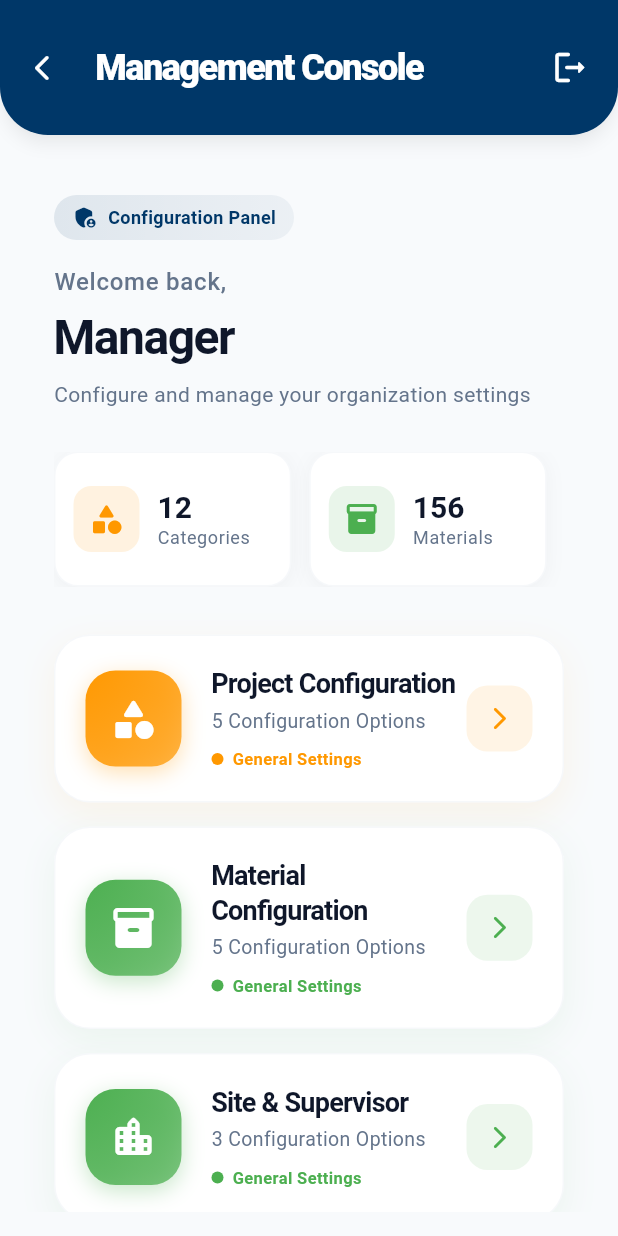
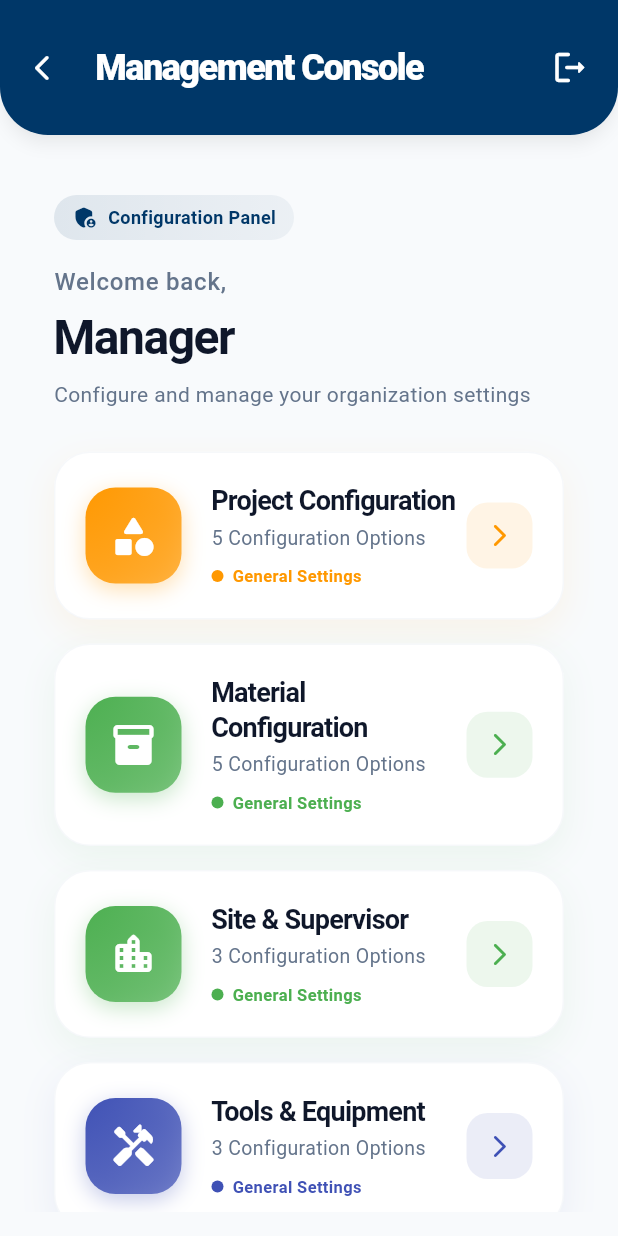
Before and after one commit to RooksBrooksIT/cst_white_label_app, a Flutter app: the ConfigAccountDashboard screen opened directly, on a phone screen of 412 x 824 dp. Run offline on Flutter 3.47's test engine with Material 3 defaults, Android fonts, the phone set to English and light mode, and no system bars; our stand-ins replace cloud_firestore, file_picker, firebase_core, firebase_messaging, firebase_storage, flutter_colorpicker and 9 more; accounts and stored records are empty.

Commit message:
today commit -sharan

```diff
--- a/lib/screens/config_account_dashboard.dart
+++ b/lib/screens/config_account_dashboard.dart
@@ -326,8 +326,8 @@ class _ConfigAccountDashboardState extends State<ConfigAccountDashboard> {
                 children: [
                   _buildWelcomeSection(context),
                   const SizedBox(height: 28),
-                  _buildQuickStats(context),
-                  const SizedBox(height: 32),
+                  // _buildQuickStats(context),
+                  // const SizedBox(height: 32),
                   _buildDashboardSections(context),
                 ],
               ),
```
